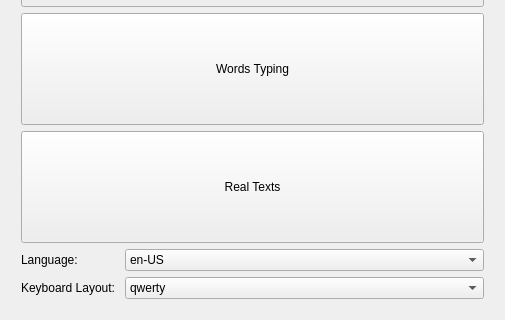
The window that src/design/home.ui (leonidbelyaev/touch-typing-tutorial) describes before a commit, drawn with Qt 5; both pictures show x 0 to 505 and y 245 to 565 of the 505 by 565 pixel window.
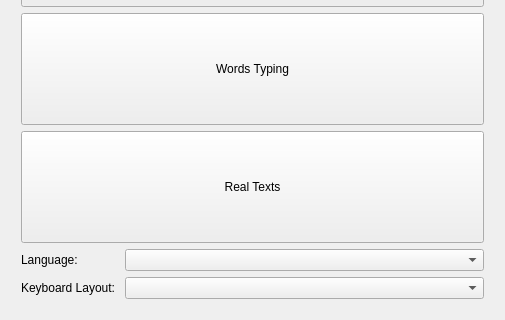
The same window after the commit.

```diff
--- a/src/design/home.ui
+++ b/src/design/home.ui
@@ -46,22 +46,10 @@
          </widget>
         </item>
         <item row="1" column="1">
-         <widget class="QComboBox" name="layout_box">
-          <item>
-           <property name="text">
-            <string>qwerty</string>
-           </property>
-          </item>
-         </widget>
+         <widget class="QComboBox" name="layout_box"/>
         </item>
         <item row="0" column="1">
-         <widget class="QComboBox" name="language_box">
-          <item>
-           <property name="text">
-            <string>en-US</string>
-           </property>
-          </item>
-         </widget>
+         <widget class="QComboBox" name="language_box"/>
         </item>
        </layout>
       </item>
```
